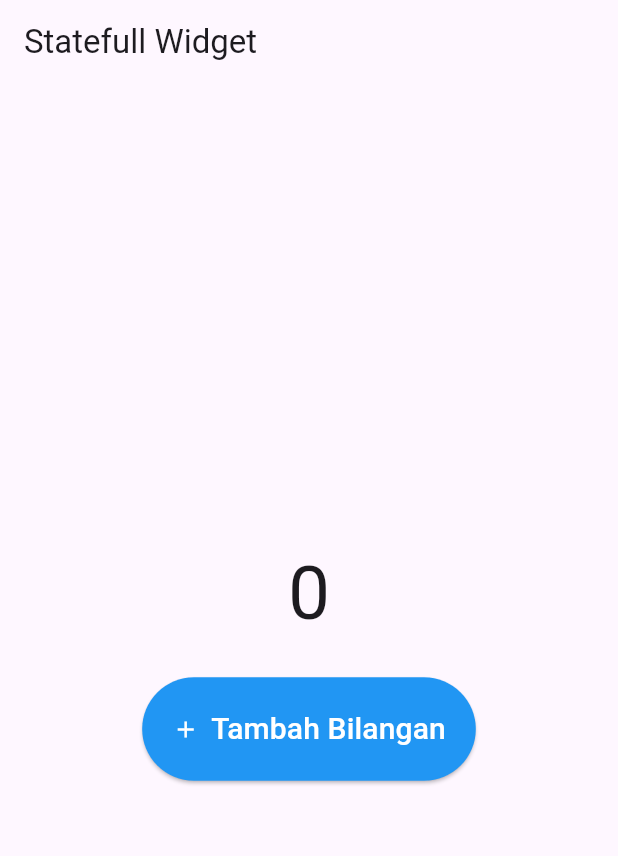
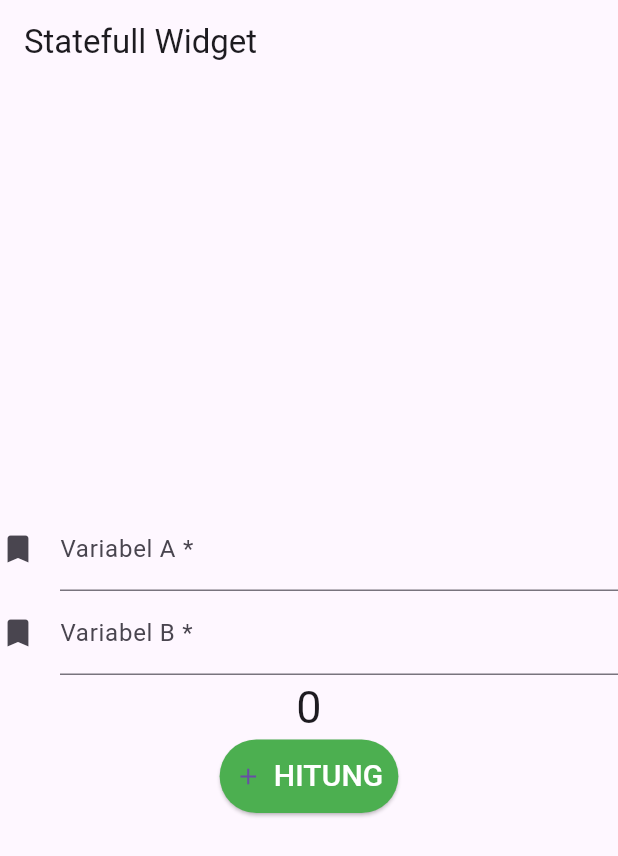
Before and after one commit to dandi-maulana/mobile_application_practicum, a Flutter app: the screen it shows after launch, on a phone screen of 412 x 824 dp. Shown: the top 856 px of the screen. Run offline on Flutter 3.47's test engine with Material 3 defaults, Android fonts, the phone set to English and light mode, and no system bars.

Commit message:
Practicum 2: INSTALLATION AND INTRODUCTION OF ANDROID FLUTTER SCOPE

```diff
--- a/lib/main.dart
+++ b/lib/main.dart
@@ -1,12 +1,12 @@
 import 'package:flutter/material.dart';
-import 'package:mobile_application_practicum/pages/latihan_widget.dart';
+import 'package:mobile_application_practicum/pages/Latihan_textfield.dart';
 
 void main() {
   runApp(
     MaterialApp(
       debugShowCheckedModeBanner: false,
       title: "Latihan Kedua",
-      home: LatihanKedua(),
+      home: latihanTextField(),
     ),
   );
 }
--- /dev/null
+++ b/lib/pages/latihan_textfield.dart
@@ -0,0 +1,75 @@
+import 'package:flutter/material.dart';
+
+class latihanTextField extends StatefulWidget {
+  @override
+  _latihanTextFieldState createState() => _latihanTextFieldState();
+}
+
+class _latihanTextFieldState extends State<latihanTextField> {
+  TextEditingController textFieldA = TextEditingController();
+  TextEditingController textFieldB = TextEditingController();
+
+  String nilaiA = '', nilaiB = '';
+  int hasil = 0;
+
+  @override
+  Widget build(BuildContext context) {
+    return MaterialApp(
+      home: Scaffold(
+        appBar: AppBar(title: Text('Statefull Widget')),
+        body: Center(
+          child: Column(
+            mainAxisAlignment: MainAxisAlignment.center,
+            children: <Widget>[
+              TextFormField(
+                onChanged: (text) {
+                  setState(() {
+                    nilaiA = text;
+                  });
+                },
+                controller: textFieldA,
+                keyboardType: TextInputType.number,
+                decoration: const InputDecoration(
+                  icon: Icon(Icons.bookmark),
+                  labelText: 'Variabel A *',
+                ),
+              ),
+              TextFormField(
+                onChanged: (text) {
+                  setState(() {
+                    nilaiB = text;
+                  });
+                },
+                controller: textFieldB,
+                keyboardType: TextInputType.number,
+                decoration: const InputDecoration(
+                  icon: Icon(Icons.bookmark),
+                  labelText: 'Variabel B *',
+                ),
+              ),
+              Text(hasil.toString(), style: TextStyle(fontSize: 30.0)),
+              ElevatedButton.icon(
+                style: ElevatedButton.styleFrom(
+                  backgroundColor: Colors.green, // Background color
+                  padding: EdgeInsets.all(10.0), // Padding
+                ),
+                icon: Icon(Icons.add),
+                label: Text(
+                  'HITUNG',
+                  style: TextStyle(fontSize: 20.0, color: Colors.white),
+                ),
+                onPressed: () {
+                  setState(() {
+                    int a = int.parse(nilaiA);
+                    int b = int.parse(nilaiB);
+                    hasil = a + b;
+                  });
+                },
+              ),
+            ],
+          ),
+        ),
+      ),
+    );
+  }
+}
```
